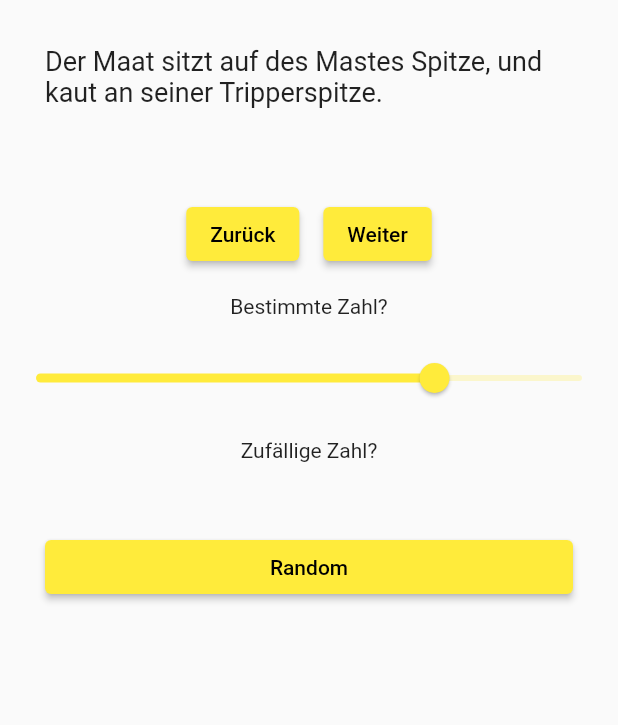
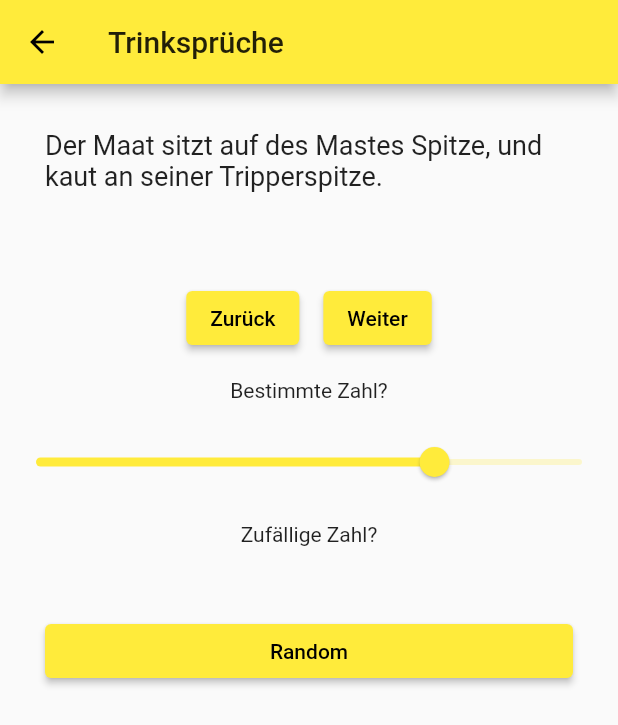
Before and after one commit to Leptopoda/bierverkostung, a Flutter app: the Trinksprueche screen opened directly, on a phone screen of 412 x 824 dp. Shown: the top 725 px of the screen. Run offline on Flutter 3.47's test engine with Material 2 defaults, Android fonts, the phone set to English and light mode, and no system bars; our stand-ins replace sqflite; accounts and stored records are empty; generated files the repository leaves out were written again.

Commit message:
add some trinkspiele
initial new trinksprüche

```diff
--- a/lib/trinkspiele/trinksprueche/trinksprueche.dart
+++ b/lib/trinkspiele/trinksprueche/trinksprueche.dart
@@ -113,7 +113,11 @@ class _TrinkspruecheState extends State<Trinksprueche> {
   @override
   void initState() => randomIndex();
   Widget build(BuildContext context) {
-    return ListView(
+    return Scaffold(
+      appBar: AppBar(
+        title: const Text('Trinksprüche'),
+      ),
+      body: ListView(
         // padding: const EdgeInsets.all(20.0),
         children: [
           Container(
@@ -162,6 +166,7 @@ class _TrinkspruecheState extends State<Trinksprueche> {
             ),
           ),
         ],
+      ),
     );
   }
 }
--- a/lib/trinksprueche/trinksprueche.dart
+++ /dev/null
@@ -1,171 +0,0 @@
-// Copyright 2021 Leptopoda. All rights reserved.
-// Use of this source code is governed by a APACHE-style license that can be
-// found in the LICENSE file.
-
-import 'package:flutter/material.dart';
-import 'dart:math';
-
-class Trinksprueche extends StatefulWidget {
-  @override
-  State<Trinksprueche> createState() => _TrinkspruecheState();
-}
-
-class _TrinkspruecheState extends State<Trinksprueche> {
-  static const List<String> _sprueche = [
-    'Ein jeder weckt den Nebenmann, der Letzte stößt sich selber an.',
-    'Lüft an das Gatchen, lupft an das Bein, ein jeder will der erste sein.',
-    'Arschloch hoch Amerika, der Bäcker von Laboe ist da.',
-    'Der Adler in die Lüfte steigt, dem Volke seine Eier zeigt.',
-    'Der Gynäkologe sitzt und lauscht, wie das Urin an ihm vorbeirauscht.',
-    'Den Puma fängt man mit ´ner Falle, der Puff ist keine Lesehalle.',
-    'Auf X und Y gibt´s keinen Reim, im Puff riechts es nach Mösenschleim.',
-    'Die Gartenbank, so klein und schmal, dem Geilen ist das ganz egal.',
-    'Die Hure ist kein schlechtes Mädel, sie spielt den Seemann an dem Dödel.',
-    'Ein schöner Vogel ist die Gans, der Käp´ten, der fickt ohne Schwanz.',
-    'Das Schiff durch das Weltmeer segelt, es quitscht, wenn man im Wasser vögelt.',
-    'Ne süße Frucht ist die Melone, ein Leichenfick ist auch nicht ohne.',
-    'Der Affe kaut vom Baum die Rinde, der Schwule an der Monatsbinde.',
-    'Die Kinder spielen auf dem Anker, vom Archfick wird kein Mädchen schwanger.',
-    'Rotbraun ist des Rehlein Rücken, Matrosen wollen auch schon ficken.',
-    'Der Fähnrich sprach zu seiner Rose, heb hoch das Hemd, laß weg die Hose.',
-    'Der Bär fickt öffentlich im Zwinger, die Jungfrau heimlich mit dem Finger.',
-    'Der Schwule springt von Ast zu Ast, bis ihm ein Ast in´s Arschloch paßt.',
-    'Seemann prüf dein Sackgewicht, an Backbord kommt Laboe in Sicht.',
-    'Der Falter in der Sonne gaukelt, die Filzlaus auf dem Sackhaar schaukelt.',
-    'Schiffe kann ein jeder bau´n, was nicht paßt, wird hingehau´n.',
-    'Auf jedem Schiff, was dampft und segelt, ist einer, der die Putzfrau vögelt. Und ist das Schiff auch noch so klein, die Putzfrau will gevögelt sein.',
-    'Ein Neger steht am Felsenriff, und übt den neuen Wechselgriff. Er schaut hinunter auf das Meer und schiebt die Vorhaut hin und her. Und siehe da, man glaubt es kaum, auf der Nille weißer Schaum.',
-    'Im Abendwind die Palmen nicken, Dragoner ihre Pferde ficken.',
-    'Der Neger die Banane kaut, der Arsch hat keine Jungfernhaut.',
-    'Die Uhr im Pisspott, das Schiff ist weg, unterm Finger Mösendreck. Die Heuer versoffen, vermatscht das Gehirn, von der Jungfrau verachtet, geliebt von der Dirn. Von außen vergammelt, von innen auf Draht, das ist der deutsche Marinesoldat.',
-    'Fressen, scheißen und das Ficken, können nur dem Sealord glücke.',
-    'Der Bär fickt öffentlich im Zwinger, der Backfisch nimmt den Mittelfinger.',
-    'Hart ist der Zahn der Bisamratte, doch härter ist die Morgenlatte.',
-    'Seemann leg die Riemen klar, die Waschfrau von Laboe ist da',
-    'Die Palme steht im Libanon, auch Nero ornanierte dort schon.',
-    'Rekruten kriechen durch den Lehm, ein Tittenfick ist auch sehr schön (bequem).',
-    'Auf der Straße nach Burgrund, liegt ein totgefickter Hund. Auf der Straße Richtung Kiel, sieht man davon auch sehr viel.',
-    'Wir kommen von Bord, sind die Lords der See, wir saufen nur Rum und bumsen wie eh und  je.',
-    'Feuchte Möse, dicker Schwanz, nasse Augen voller Glanz.',
-    'Der Moses auf dem Achterdeck, der fegt den kalten Bauern weg.',
-    'Senkt die Rohre, hebt die Leiber, die Pier steht voller nackter Weiber. Bleibt liegen, der Maat hat gelogen, die Weiber sind alle angezogen.',
-    'Seemann, leg die Socken klar, die Waschfrau zeigt von achtern klar.',
-    'Danua war ein Perserkönig, beim dritten Mal da kommt sehr wenig.',
-    'Schakale durch die Wüste ziehn, der Tripper färbt das Hemd grün.',
-    'In der Straße nach Havanna liegt die totgefickte Anna. In der Straße nebenan, liegt ein Pimmel ohne Mann.',
-    'Meist fängt es an mit ´nem Kuß, der Arschfick ist ein Hochgenuß.',
-    'Sansibar ist eine Insel, Syphillis zerfrißt den Pinsel.',
-    'Vom Regen wird man naß und nasser, die Regel ist kein Mundspülwasser.',
-    'Der Gänserich, der ärgert sich, im kalten Wasser steht er nicht.',
-    'Matrosen kämpfen bis zum Tod, die Hure fickt für´s tägliche Brot.',
-    'Die Qualle wächst am Strand der Meere, am Arsch wächst die Klabusterbeere.',
-    'Uhren an den Wänden ticken, komisch ist´s, wenn Greise ficken.',
-    'Ein neues Spiel, ein neues Glück, die Vorhaut will nicht mehr zurück.',
-    'Ein schöner Fisch ist der Barsch, die Zukunftsfotze ist der Arsch.',
-    'Der Dachs im tiefsten Walde haust, der Dünnschiß durch die Kimme rauscht.',
-    'Im Zoo man heut die Tiere gemustert, die Jungfrau wird in´s Loch geplustert.',
-    'Der Maat sitzt auf des Mastes Spitze, und kaut an seiner Tripperspitze.',
-    'Enten watscheln durch den Lehm, ein voller Sack ist unbequem.',
-    'Die Ziege auf dem Berge Grast, die Zunge um den Kitzler rast.',
-    'Der Bootsmann wollt den Käp´ten wecken, doch der war grad am Fotze lecken.',
-    'Auf jedem Schiff, was schwimmt und schwabbelt, ist einer drauf, der dämlich sabbelt.',
-    'Ich wache auf mit schweren Dödel, neben mir ein fremdes Mädel. Im Laken riecht es sauer, an der Wand ein kalter Bauer. Tief im Herzen Trippersorgen, so beginnt der Montagmorgen.',
-    'Hohes Gras und viele Mücken, kalter Arsch und nichts zu ficken.',
-    'Der Seemann auf der Koje pennt, die Filzlaus längs der Sacknaht rennt.',
-    'Der Hund auf der Straß´ begattet, dem Menschen ist das nicht gestattet.',
-    'Das Negerfräulein trommelt laut, des Nachts auf ihrer Jungfernhaut.',
-    'An Bord da winselt laut der Hund, der Schwanz steckt schon im Muttermund.',
-    'Bumsen und besoffensein ist des Seemanns Sonnenschein.',
-    'Durch die Lüfte zieht ein Pfeil, Osaka macht den Opa geil.',
-    'Jeden morgen frisch und munter, geht die Vorhaut rauf und runter.',
-    'Vögeln ist des Seemanns Wonne, doch vögeln tut er keine Nonne.',
-    'Der Adler fällt durch Büchsenschuß, der Arschfick ist ein Hochgenuß.',
-    'Pistolenschüße sind meist tödlich, Periodenpisse meist rötlich.',
-    'Einst war ich ein Engel, unschuldig und rein, dann kam ich zur Marine und wurde ein Schwein. Wir saufen und bürsten, wir leben wie die Fürsten.',
-    'Wenn der Schwanz im Dunkeln leuchtet, war die Votze gut befeuchtet.',
-    'Votzensaft am Nasenbein, zeugt von einen geilen Schwein.',
-  ];
-
-  static int _index = 1;
-
-  void randomIndex() {
-    setState(() {
-      _index = Random().nextInt(_sprueche.length) + 1;
-    });
-  }
-
-  void lastIndex() {
-    if (_index > 1) {
-      setState(() {
-        _index--;
-      });
-    }
-  }
-
-  void nextIndex() {
-    if (_index < _sprueche.length) {
-      setState(() {
-        _index++;
-      });
-    }
-  }
-
-  @override
-  void initState() => randomIndex();
-  Widget build(BuildContext context) {
-    return Container(
-      child: buttons(),
-    );
-  }
-
-  Widget buttons() => ListView(
-        // padding: const EdgeInsets.all(20.0),
-        children: [
-          Container(
-            margin: EdgeInsets.all(30.0),
-            // constraints: BoxConstraints(minHeight: 100),
-            child: Center(
-              child:
-                  Text(_sprueche[_index - 1], style: TextStyle(fontSize: 18)),
-            ),
-          ),
-          const SizedBox(height: 30),
-          Row(mainAxisAlignment: MainAxisAlignment.center, children: [
-            ElevatedButton(
-              child: const Text('Zurück'),
-              onPressed: () => lastIndex(),
-            ),
-            const SizedBox(width: 16),
-            ElevatedButton(
-              child: const Text('Weiter'),
-              onPressed: () => nextIndex(),
-            ),
-          ]),
-          const SizedBox(height: 16),
-          Center(
-            child: const Text('Bestimmte Zahl?'),
-          ),
-          const SizedBox(height: 16),
-          Slider(
-            value: _index.toDouble(),
-            min: 1,
-            max: _sprueche.length.toDouble(),
-            onChanged: (double value) => setState(() => _index = value.round()),
-            divisions: _sprueche.length - 1,
-            label: "$_index",
-          ),
-          const SizedBox(height: 16),
-          Center(
-            child: const Text('Zufällige Zahl?'),
-          ),
-          const SizedBox(height: 16),
-          Container(
-            margin: EdgeInsets.all(30.0),
-            child: ElevatedButton(
-              child: const Text('Random'),
-              onPressed: () => randomIndex(),
-            ),
-          ),
-        ],
-      );
-}
```
Also changed, not shown: lib/main.dart (+9 -10 lines), lib/trinkspiele/trinkspiele.dart (added, +36 -0 lines), lib/trinkspiele/trinksprueche/trinkspruecheNeu.dart (added, +103 -0 lines). Lines whose indentation alone changed are shown as unchanged.
